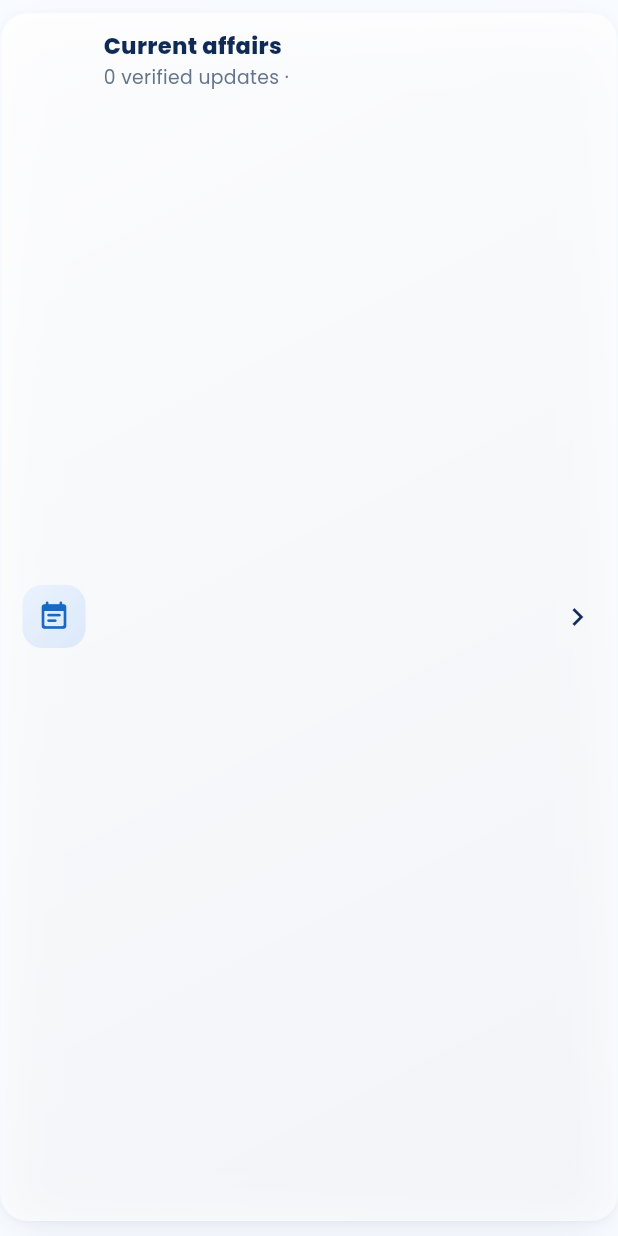
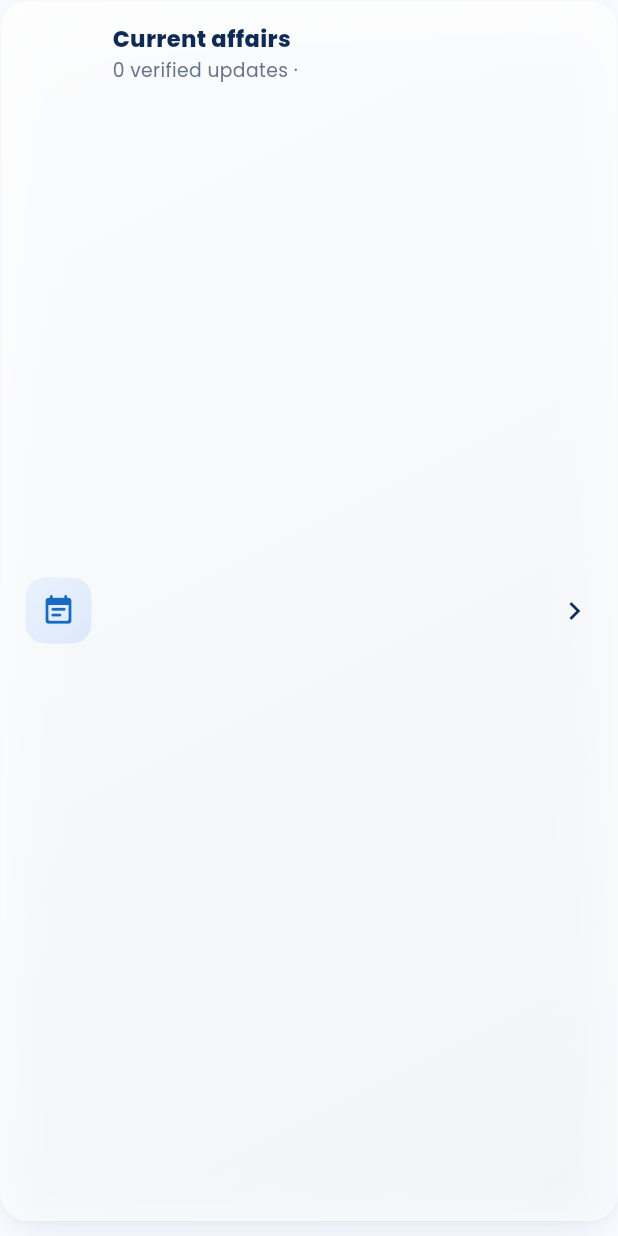
Before and after one commit to sathishkumar6872/ArivuVazhi, a Flutter app: the CurrentAffairsCard widget shown alone on an empty page, opened directly with empty values, on a phone screen of 412 x 824 dp. Run offline on Flutter 3.47's test engine with Material 3 defaults, Android fonts, the phone set to English and light mode, and no system bars; our stand-ins replace flutter_local_notifications, flutter_secure_storage, material_ui, shared_preferences, timezone; accounts and stored records are empty; network calls fail.

Commit message:
Home spacing matches the owner's reference: more room around the greeting, hero, cards and Quick actions; even card padding and icon size.
Co-Authored-By: Claude Opus 5.5 <noreply@anthropic.com>

```diff
--- a/student-mobile-flutter/lib/screens/current_affairs_screens.dart
+++ b/student-mobile-flutter/lib/screens/current_affairs_screens.dart
@@ -59,16 +59,15 @@ class CurrentAffairsCard extends StatelessWidget {
   Widget build(BuildContext context) {
     final palette = context.palette;
     return AppCard(
-      marginTop: 8,
-      padding: const EdgeInsets.symmetric(horizontal: 14, vertical: 11),
+      padding: const EdgeInsets.symmetric(horizontal: 16, vertical: 14),
       borderColor: palette.dark
           ? const Color(0xFF6F8DAA)
           : const Color(0xFFF6F9FD),
       onPress: () => go(AppRoute('currentAffairs')),
       child: Row(
         children: [
-          const BrandIcon(icon: Icons.event_note_rounded, size: 42),
-          gap(12),
+          const BrandIcon(icon: Icons.event_note_rounded, size: 44),
+          gap(14),
           Expanded(
             child: Column(
               crossAxisAlignment: CrossAxisAlignment.start,
```
Also changed, not shown: student-mobile-flutter/lib/screens/home_screens.dart (+10 -10 lines).
